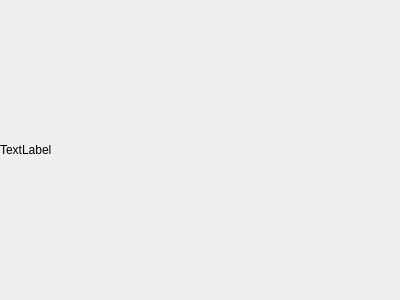
Qt form HTitleButton.ui (c95000/DemoCube) before a commit.
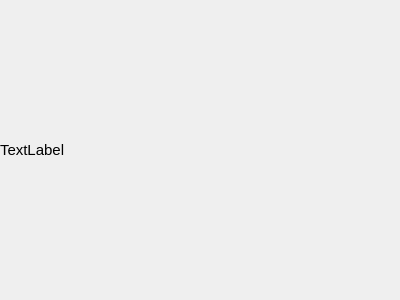
The same form after that commit. Custom widgets are drawn as their Qt base class.

Patch:
```diff
--- a/HTitleButton.ui
+++ b/HTitleButton.ui
@@ -31,6 +31,11 @@
    </property>
    <item>
     <widget class="QLabel" name="label">
+     <property name="font">
+      <font>
+       <pointsize>11</pointsize>
+      </font>
+     </property>
      <property name="text">
       <string>TextLabel</string>
      </property>
```
